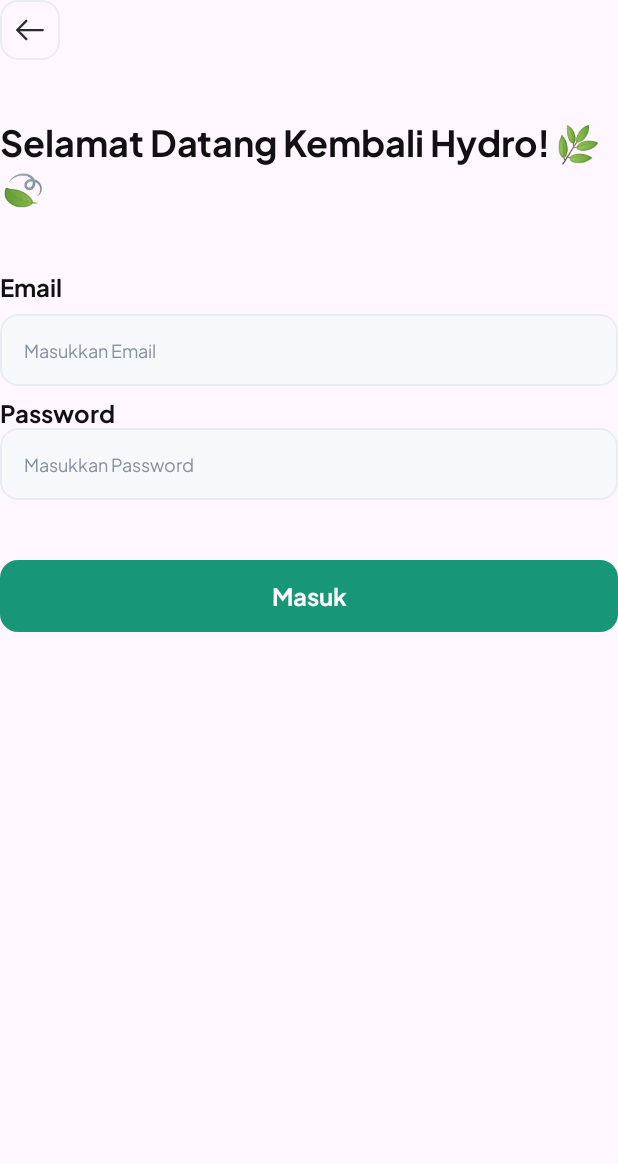
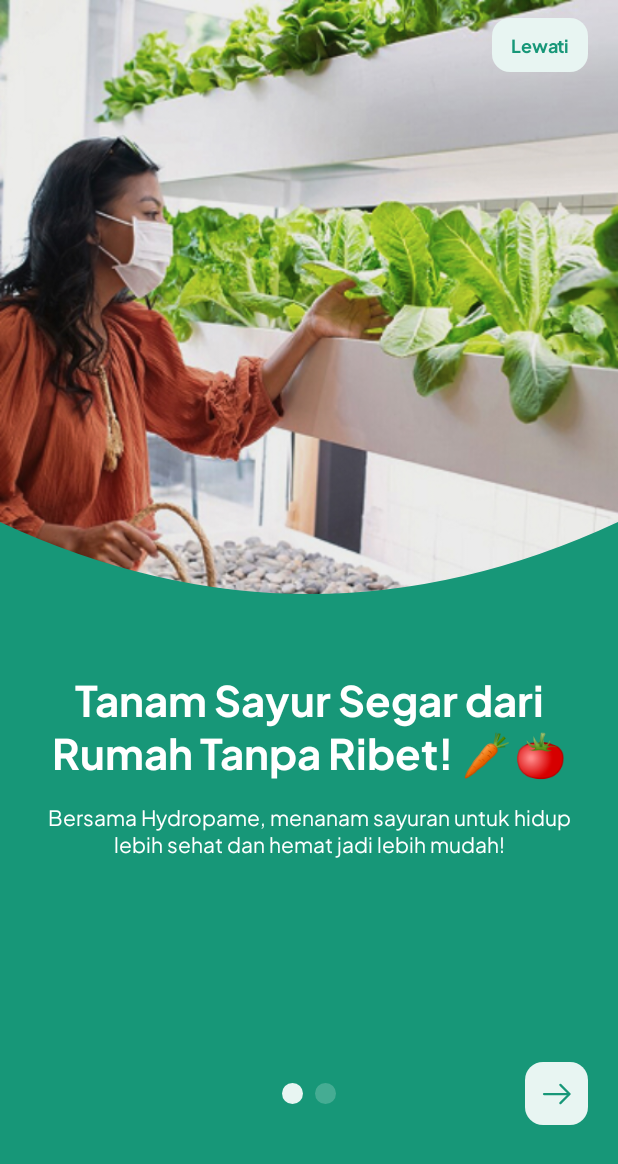
Before and after one commit to maruffirdaus/hydropome, an Android app built with Jetpack Compose: the screen it shows after launch (MainActivity), on a phone screen of 412 x 824 dp. Shown: the top 1164 px of the screen. Run offline under Robolectric (Android 15) with nearby library versions, the phone set to English and light mode, and no system bars; our stand-ins replace Dagger/Hilt's generated code.

Commit message:
Add onboarding screen and tidy up login screen

```diff
--- a/app/src/main/AndroidManifest.xml
+++ b/app/src/main/AndroidManifest.xml
@@ -10,14 +10,16 @@
         android:icon="@mipmap/ic_launcher"
         android:label="@string/app_name"
         android:roundIcon="@mipmap/ic_launcher_round"
-        android:supportsRtl="true"
+        android:supportsRtl="false"
         android:theme="@style/Theme.Hydropome"
         tools:targetApi="31">
         <activity
             android:name=".MainActivity"
+            android:screenOrientation="portrait"
             android:exported="true"
             android:label="@string/app_name"
-            android:theme="@style/Theme.Hydropome">
+            android:theme="@style/Theme.Hydropome"
+            tools:ignore="DiscouragedApi,LockedOrientationActivity">
             <intent-filter>
                 <action android:name="android.intent.action.MAIN" />
 
--- a/app/src/main/java/com/motion/hydropome/MainActivity.kt
+++ b/app/src/main/java/com/motion/hydropome/MainActivity.kt
@@ -1,7 +1,9 @@
 package com.motion.hydropome
 
+import android.graphics.Color
 import android.os.Bundle
 import androidx.activity.ComponentActivity
+import androidx.activity.SystemBarStyle
 import androidx.activity.compose.setContent
 import androidx.activity.enableEdgeToEdge
 import com.motion.hydropome.ui.AppNavHost
@@ -12,7 +14,9 @@ import dagger.hilt.android.AndroidEntryPoint
 class MainActivity : ComponentActivity() {
     override fun onCreate(savedInstanceState: Bundle?) {
         super.onCreate(savedInstanceState)
-        enableEdgeToEdge()
+        enableEdgeToEdge(
+            statusBarStyle = SystemBarStyle.light(Color.TRANSPARENT, Color.TRANSPARENT)
+        )
         setContent {
             AppTheme {
                 AppNavHost()
--- a/app/src/main/java/com/motion/hydropome/ui/AppDestination.kt
+++ b/app/src/main/java/com/motion/hydropome/ui/AppDestination.kt
@@ -3,6 +3,9 @@ package com.motion.hydropome.ui
 import kotlinx.serialization.Serializable
 
 sealed class AppDestination {
+    @Serializable
+    data object Onboarding : AppDestination()
+
     @Serializable
     data object Login : AppDestination()
 
--- a/app/src/main/java/com/motion/hydropome/ui/AppNavHost.kt
+++ b/app/src/main/java/com/motion/hydropome/ui/AppNavHost.kt
@@ -11,6 +11,8 @@ import com.motion.hydropome.ui.home.HomeScreen
 import com.motion.hydropome.ui.home.HomeViewModel
 import com.motion.hydropome.ui.login.LoginScreen
 import com.motion.hydropome.ui.login.LoginViewModel
+import com.motion.hydropome.ui.onboarding.OnboardingScreen
+import com.motion.hydropome.ui.onboarding.OnboardingViewModel
 import com.motion.hydropome.ui.register.RegisterScreen
 import com.motion.hydropome.ui.register.RegisterViewModel
 
@@ -20,17 +22,29 @@ fun AppNavHost() {
 
     NavHost(
         navController = navController,
-        startDestination = AppDestination.Login
+        startDestination = AppDestination.Onboarding
     ) {
+        composable<AppDestination.Onboarding> {
+            val viewModel: OnboardingViewModel = hiltViewModel()
+            val uiState by viewModel.uiState.collectAsState()
+
+            OnboardingScreen(
+                uiState = uiState,
+                onPreviousPage = viewModel::decrementPage,
+                onNextPage = viewModel::incrementPage,
+                navController = navController
+            )
+        }
+
         composable<AppDestination.Login> {
             val viewModel: LoginViewModel = hiltViewModel()
             val uiState by viewModel.uiState.collectAsState()
 
             LoginScreen(
                 uiState = uiState,
+                onNameChanged = viewModel::changeEmail,
+                onPasswordChanged = viewModel::changePassword,
                 onLogin = viewModel::login,
-                onNameChanged = viewModel::changeEmail,
-                onPasswordChanged = viewModel::passwordChange,
                 navController = navController
             )
         }
--- a/app/src/main/java/com/motion/hydropome/ui/common/component/BackButton.kt
+++ b/app/src/main/java/com/motion/hydropome/ui/common/component/BackButton.kt
@@ -1,5 +1,6 @@
 package com.motion.hydropome.ui.common.component
 
+import androidx.compose.foundation.background
 import androidx.compose.foundation.border
 import androidx.compose.foundation.clickable
 import androidx.compose.foundation.layout.Box
@@ -30,11 +31,12 @@ fun BackButton(
                 color = Color(0xFFE8ECF4),
                 shape = RoundedCornerShape(12.dp)
             )
+            .background(Color(0xFFFFFFFF))
             .clickable(onClick = onClick),
         contentAlignment = Alignment.Center
     ) {
         Icon(
-            painter = painterResource(id = R.drawable.ic_arrow_left),
+            painter = painterResource(R.drawable.ic_arrow_left),
             contentDescription = null,
             tint = Color(0xFF292D32)
         )
--- a/app/src/main/java/com/motion/hydropome/ui/common/component/CustomButton.kt
+++ b/app/src/main/java/com/motion/hydropome/ui/common/component/CustomButton.kt
@@ -11,7 +11,6 @@ import androidx.compose.runtime.Composable
 import androidx.compose.ui.Alignment
 import androidx.compose.ui.Modifier
 import androidx.compose.ui.draw.clip
-import androidx.compose.ui.graphics.Color
 import androidx.compose.ui.text.font.FontWeight
 import androidx.compose.ui.tooling.preview.Preview
 import androidx.compose.ui.unit.dp
@@ -40,7 +39,7 @@ fun CustomButton(
     ) {
         Text(
             text = text,
-            color = Color(0xFFFFFFFF).copy(alpha = if (isEnabled) 1f else 0.5f),
+            color = AppColors.textLight.copy(alpha = if (isEnabled) 1f else 0.5f),
             fontSize = 16.sp,
             fontWeight = FontWeight.W600
         )
--- a/app/src/main/java/com/motion/hydropome/ui/login/LoginUiState.kt
+++ b/app/src/main/java/com/motion/hydropome/ui/login/LoginUiState.kt
@@ -1,9 +1,10 @@
 package com.motion.hydropome.ui.login
 
 data class LoginUiState(
-    val isLoading: Boolean = false,
     val email: String = "",
     val emailErrorMessage: String? = null,
     val password: String = "",
     val passwordErrorMessage: String? = null,
+    val isFormValid: Boolean = false,
+    val isLoading: Boolean = false
 )
--- /dev/null
+++ b/app/src/main/java/com/motion/hydropome/ui/onboarding/OnboardingScreen.kt
@@ -0,0 +1,241 @@
+package com.motion.hydropome.ui.onboarding
+
+import androidx.compose.foundation.Canvas
+import androidx.compose.foundation.Image
+import androidx.compose.foundation.background
+import androidx.compose.foundation.clickable
+import androidx.compose.foundation.layout.Box
+import androidx.compose.foundation.layout.Column
+import androidx.compose.foundation.layout.Row
+import androidx.compose.foundation.layout.Spacer
+import androidx.compose.foundation.layout.fillMaxHeight
+import androidx.compose.foundation.layout.fillMaxSize
+import androidx.compose.foundation.layout.fillMaxWidth
+import androidx.compose.foundation.layout.height
+import androidx.compose.foundation.layout.padding
+import androidx.compose.foundation.layout.size
+import androidx.compose.foundation.layout.width
+import androidx.compose.foundation.shape.RoundedCornerShape
+import androidx.compose.material3.Icon
+import androidx.compose.material3.Scaffold
+import androidx.compose.material3.Text
+import androidx.compose.runtime.Composable
+import androidx.compose.ui.Alignment
+import androidx.compose.ui.Modifier
+import androidx.compose.ui.draw.clip
+import androidx.compose.ui.geometry.Rect
+import androidx.compose.ui.graphics.Color
+import androidx.compose.ui.graphics.Path
+import androidx.compose.ui.graphics.PathOperation
+import androidx.compose.ui.layout.ContentScale
+import androidx.compose.ui.res.painterResource
+import androidx.compose.ui.text.font.FontWeight
+import androidx.compose.ui.text.style.TextAlign
+import androidx.compose.ui.tooling.preview.Preview
+import androidx.compose.ui.unit.dp
+import androidx.compose.ui.unit.sp
+import androidx.navigation.NavController
+import androidx.navigation.compose.rememberNavController
+import com.motion.hydropome.R
+import com.motion.hydropome.ui.AppDestination
+import com.motion.hydropome.ui.theme.AppColors
+import com.motion.hydropome.ui.theme.AppTheme
+
+@Composable
+fun OnboardingScreen(
+    uiState: OnboardingUiState,
+    onNextPage: () -> Unit,
+    onPreviousPage: () -> Unit,
+    navController: NavController
+) {
+    Scaffold { innerPadding ->
+        Column(
+            modifier = Modifier
+                .fillMaxSize()
+                .background(AppColors.primary)
+        ) {
+            val images = listOf(
+                R.drawable.onboarding_0,
+                R.drawable.onboarding_1
+            )
+            val headlines = listOf(
+                "Tanam Sayur Segar dari Rumah Tanpa Ribet! \uD83E\uDD55\uD83C\uDF45",
+                "Belanja Starter Kit & Jual Hasil Panen!"
+            )
+            val descriptions = listOf(
+                "Bersama Hydropame, menanam sayuran untuk hidup lebih sehat dan hemat jadi lebih mudah!",
+                "Belanja, jual panen, dan penuhi kebutuhanmu di marketplace kami. Praktis banget buat kamu yang suka berkebun dari rumah!"
+            )
+
+            Box(
+                modifier = Modifier.fillMaxHeight(0.5f)
+            ) {
+                Image(
+                    painter = painterResource(images[uiState.page]),
+                    contentDescription = null,
+                    modifier = Modifier.fillMaxSize(),
+                    alignment = Alignment.TopCenter,
+                    contentScale = ContentScale.Crop
+                )
+                Canvas(
+                    modifier = Modifier
+                        .fillMaxWidth()
+                        .height(64.dp)
+                        .align(Alignment.BottomCenter)
+                ) {
+                    val width = size.width
+                    val height = size.height
+
+                    val rectPath = Path().apply {
+                        addRect(Rect(0f, 0f, width, height))
+                    }
+
+                    val cutoutPath = Path().apply {
+                        quadraticTo(width / 2f, height * 1.5f, width, 0f)
+                    }
+
+                    val finalPath = Path.combine(
+                        PathOperation.Difference,
+                        rectPath,
+                        cutoutPath
+                    )
+
+                    drawPath(finalPath, AppColors.primary)
+                }
+                Box(
+                    modifier = Modifier
+                        .padding(
+                            top = innerPadding.calculateTopPadding() + 12.dp,
+                            end = 20.dp
+                        )
+                        .width(64.dp)
+                        .height(36.dp)
+                        .clip(RoundedCornerShape(12.dp))
+                        .background(Color(0xFFE8F5F2))
+                        .clickable {
+                            navController.navigate(AppDestination.Login)
+                        }
+                        .align(Alignment.TopEnd),
+                    contentAlignment = Alignment.Center
+                ) {
+                    Text(
+                        text = "Lewati",
+                        color = Color(0xFF179778),
+                        fontSize = 12.sp,
+                        fontWeight = FontWeight.W600
+                    )
+                }
+            }
+            Spacer(Modifier.weight(0.1f))
+            Column(
+                modifier = Modifier.weight(0.5f)
+            ) {
+                Text(
+                    text = headlines[uiState.page],
+                    modifier = Modifier.padding(horizontal = 20.dp),
+                    color = AppColors.textLight,
+                    fontSize = 28.sp,
+                    fontWeight = FontWeight.W700,
+                    textAlign = TextAlign.Center
+                )
+                Spacer(Modifier.height(16.dp))
+                Text(
+                    text = descriptions[uiState.page],
+                    modifier = Modifier.padding(horizontal = 20.dp),
+                    color = AppColors.textLight,
+                    fontSize = 14.sp,
+                    fontWeight = FontWeight.W400,
+                    textAlign = TextAlign.Center
+                )
+            }
+            Spacer(Modifier.weight(0.2f))
+            Row(
+                modifier = Modifier
+                    .fillMaxWidth()
+                    .padding(horizontal = 20.dp),
+                verticalAlignment = Alignment.CenterVertically
+            ) {
+                if (0 < uiState.page) {
+                    Box(
+                        modifier = Modifier
+                            .size(42.dp)
+                            .clip(RoundedCornerShape(12.dp))
+                            .background(Color(0xFFE8F5F2))
+                            .clickable(onClick = onPreviousPage),
+                        contentAlignment = Alignment.Center
+                    ) {
+                        Icon(
+                            painter = painterResource(R.drawable.ic_arrow_left),
+                            contentDescription = null,
+                            tint = AppColors.primary
+                        )
+                    }
+                } else {
+                    Spacer(Modifier.width(42.dp))
+                }
+                Spacer(Modifier.weight(1f))
+                Box(
+                    modifier = Modifier
+                        .size(14.dp)
+                        .clip(RoundedCornerShape(50))
+                        .background(
+                            if (uiState.page == 0) {
+                                Color(0xFFE8F5F2)
+                            } else {
+                                Color(0xFFFFFFFF).copy(alpha = 0.2f)
+                            }
+                        )
+                )
+                Spacer(Modifier.width(8.dp))
+                Box(
+                    modifier = Modifier
+                        .size(14.dp)
+                        .clip(RoundedCornerShape(50))
+                        .background(
+                            if (uiState.page == 1) {
+                                Color(0xFFE8F5F2)
+                            } else {
+                                Color(0xFFFFFFFF).copy(alpha = 0.2f)
+                            }
+                        )
+                )
+                Spacer(Modifier.weight(1f))
+                Box(
+                    modifier = Modifier
+                        .size(42.dp)
+                        .clip(RoundedCornerShape(12.dp))
+                        .background(Color(0xFFE8F5F2))
+                        .clickable {
+                            if (uiState.page < 1) {
+                                onNextPage()
+                            } else {
+                                navController.navigate(AppDestination.Login)
+                            }
+                        },
+                    contentAlignment = Alignment.Center
+                ) {
+                    Icon(
+                        painter = painterResource(R.drawable.ic_arrow_right),
+                        contentDescription = null,
+                        tint = AppColors.primary
+                    )
+                }
+            }
+            Spacer(Modifier.weight(0.2f))
+            Spacer(Modifier.height(innerPadding.calculateBottomPadding()))
+        }
+    }
+}
+
+@Preview
+@Composable
+private fun OnboardingScreenPreview() {
+    AppTheme {
+        OnboardingScreen(
+            uiState = OnboardingUiState(),
+            onNextPage = {},
+            onPreviousPage = {},
+            navController = rememberNavController()
+        )
+    }
+}
--- /dev/null
+++ b/app/src/main/java/com/motion/hydropome/ui/onboarding/OnboardingUiState.kt
@@ -0,0 +1,5 @@
+package com.motion.hydropome.ui.onboarding
+
+data class OnboardingUiState(
+    val page: Int = 0
+)
--- /dev/null
+++ b/app/src/main/java/com/motion/hydropome/ui/onboarding/OnboardingViewModel.kt
@@ -0,0 +1,26 @@
+package com.motion.hydropome.ui.onboarding
+
+import androidx.lifecycle.ViewModel
+import dagger.hilt.android.lifecycle.HiltViewModel
+import kotlinx.coroutines.flow.MutableStateFlow
+import kotlinx.coroutines.flow.asStateFlow
+import kotlinx.coroutines.flow.update
+import javax.inject.Inject
+
+@HiltViewModel
+class OnboardingViewModel @Inject constructor() : ViewModel() {
+    private val _uiState = MutableStateFlow(OnboardingUiState())
+    val uiState = _uiState.asStateFlow()
+
+    fun incrementPage() {
+        _uiState.update {
+            it.copy(page = it.page + 1)
+        }
+    }
+
+    fun decrementPage() {
+        _uiState.update {
+            it.copy(page = it.page - 1)
+        }
+    }
+}
--- a/app/src/main/java/com/motion/hydropome/ui/theme/Color.kt
+++ b/app/src/main/java/com/motion/hydropome/ui/theme/Color.kt
@@ -5,4 +5,5 @@ import androidx.compose.ui.graphics.Color
 object AppColors {
     val primary = Color(0xFF179778)
     val text = Color(0xFF111111)
+    val textLight = Color(0xFFFFFFFF)
 }
--- a/app/src/main/java/com/motion/hydropome/ui/theme/Theme.kt
+++ b/app/src/main/java/com/motion/hydropome/ui/theme/Theme.kt
@@ -3,6 +3,7 @@ package com.motion.hydropome.ui.theme
 import androidx.compose.material3.MaterialTheme
 import androidx.compose.material3.lightColorScheme
 import androidx.compose.runtime.Composable
+import androidx.compose.ui.graphics.Color
 
 @Composable
 fun AppTheme(
@@ -10,7 +11,8 @@ fun AppTheme(
 ) {
     MaterialTheme(
         colorScheme = lightColorScheme(
-            primary = AppColors.primary
+            primary = AppColors.primary,
+            surface = Color(0xFFFFFFFF)
         ),
         typography = Typography,
         content = content
--- /dev/null
+++ b/app/src/main/res/drawable/ic_arrow_right.xml
@@ -0,0 +1,20 @@
+<vector xmlns:android="http://schemas.android.com/apk/res/android"
+    android:width="25dp"
+    android:height="24dp"
+    android:viewportWidth="25"
+    android:viewportHeight="24">
+  <path
+      android:pathData="M14.93,5.93L21,12L14.93,18.07"
+      android:strokeLineJoin="round"
+      android:strokeWidth="1.5"
+      android:fillColor="#00000000"
+      android:strokeColor="#179778"
+      android:strokeLineCap="round"/>
+  <path
+      android:pathData="M4,12H20.83"
+      android:strokeLineJoin="round"
+      android:strokeWidth="1.5"
+      android:fillColor="#00000000"
+      android:strokeColor="#179778"
+      android:strokeLineCap="round"/>
+</vector>
```
Also changed, not shown: app/src/main/java/com/motion/hydropome/ui/login/LoginScreen.kt (+59 -8 lines), app/src/main/java/com/motion/hydropome/ui/login/LoginViewModel.kt (+42 -24 lines), app/src/main/res/drawable/onboarding_0.jpg (added), app/src/main/res/drawable/onboarding_1.jpg (added).
